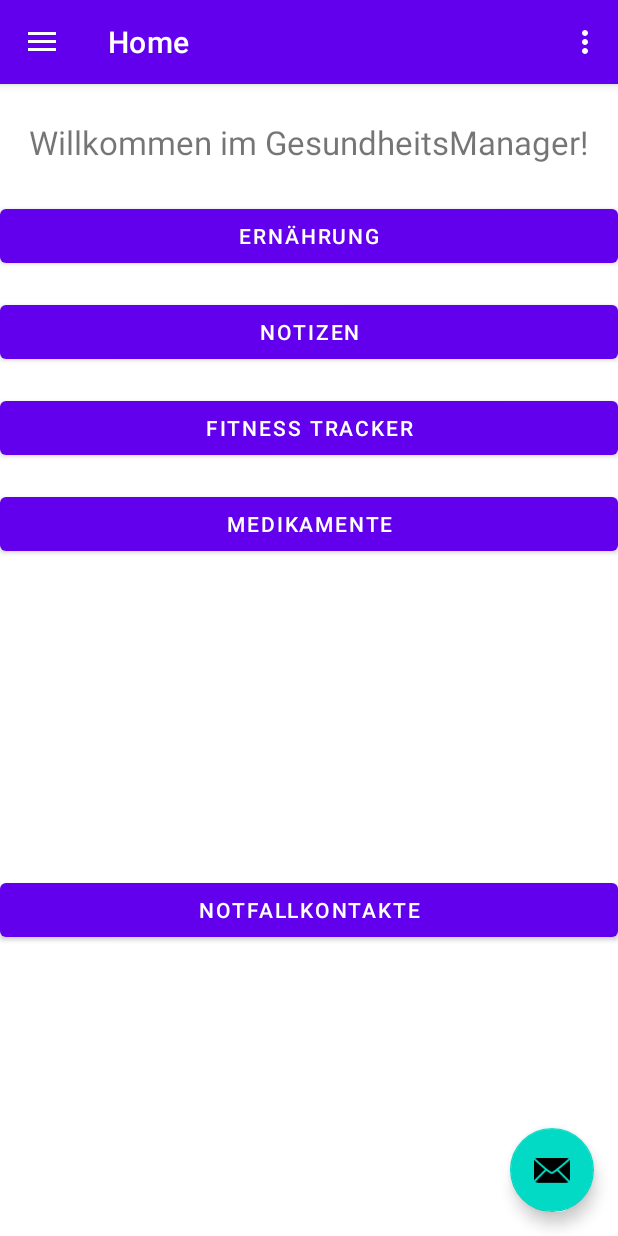
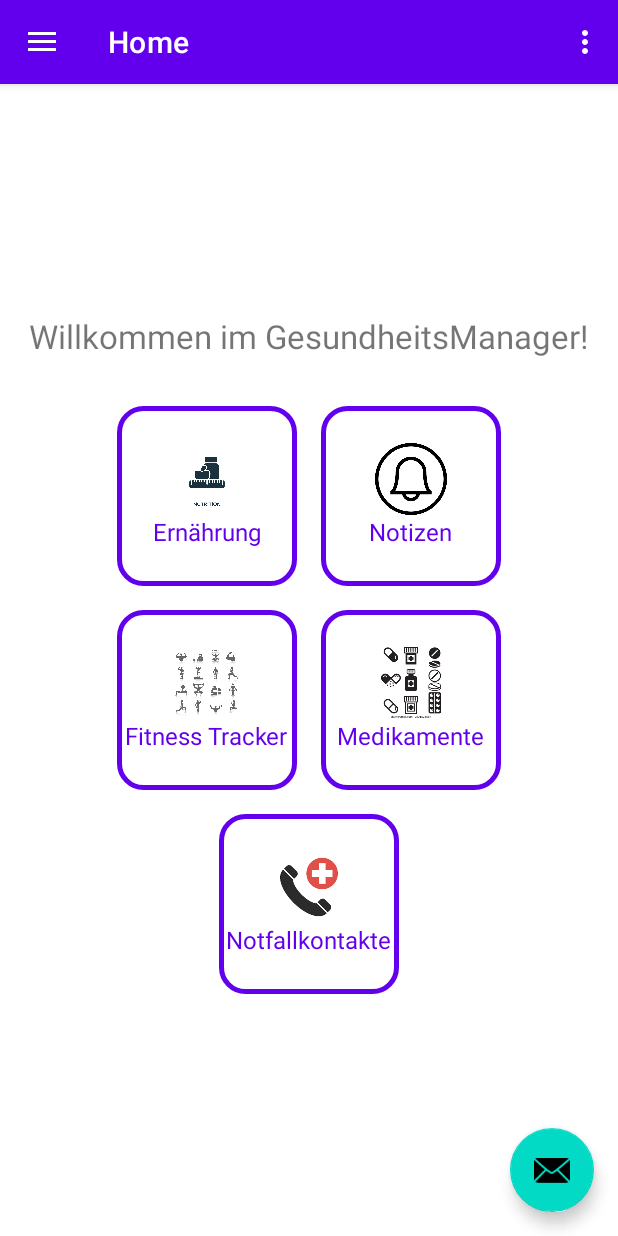
Before and after one commit to Ksarwat/GesundheitsManager-App-repo, an Android app: the screen it shows after launch (MainActivity), on a phone screen of 412 x 824 dp. Run offline under Robolectric (Android 15) with nearby library versions, the phone set to English and light mode, and no system bars; our stand-ins replace navigation-ui.

Commit message:
Add pictures for home

```diff
--- /dev/null
+++ b/app/src/main/res/drawable/button_outline_purple.xml
@@ -0,0 +1,5 @@
+<shape xmlns:android="http://schemas.android.com/apk/res/android">
+    <solid android:color="@android:color/white"/>
+    <corners android:radius="16dp"/>
+    <stroke android:width="3dp" android:color="@color/design_default_color_primary"/>
+</shape>
--- a/app/src/main/res/layout/fragment_home.xml
+++ b/app/src/main/res/layout/fragment_home.xml
@@ -1,73 +1,148 @@
 <?xml version="1.0" encoding="utf-8"?>
-<androidx.constraintlayout.widget.ConstraintLayout xmlns:android="http://schemas.android.com/apk/res/android"
+<LinearLayout xmlns:android="http://schemas.android.com/apk/res/android"
     xmlns:app="http://schemas.android.com/apk/res-auto"
     xmlns:tools="http://schemas.android.com/tools"
     android:layout_width="match_parent"
     android:layout_height="match_parent"
+    android:orientation="vertical"
+    android:gravity="center"
+    android:padding="16dp"
     tools:context=".ui.home.HomeFragment">
 
     <TextView
         android:id="@+id/text_home"
         android:layout_width="match_parent"
         android:layout_height="wrap_content"
-        android:layout_marginStart="8dp"
-        android:layout_marginTop="24dp"
-        android:layout_marginEnd="8dp"
         android:textAlignment="center"
         android:textSize="22sp"
         android:text="Willkommen im GesundheitsManager!"
-        app:layout_constraintTop_toTopOf="parent"
-        app:layout_constraintStart_toStartOf="parent"
-        app:layout_constraintEnd_toEndOf="parent" />
+        android:layout_marginBottom="24dp" />
 
-    <Button
+    <LinearLayout
+        android:layout_width="match_parent"
+        android:layout_height="wrap_content"
+        android:orientation="vertical"
+        android:gravity="center_horizontal">
+
+        <LinearLayout
+            android:layout_width="match_parent"
+            android:layout_height="wrap_content"
+            android:orientation="horizontal"
+            android:gravity="center">
+            <LinearLayout
+                android:layout_width="120dp"
+                android:layout_height="120dp"
+                android:orientation="vertical"
+                android:gravity="center"
+                android:background="@drawable/button_outline_purple"
+                android:layout_margin="8dp">
+                <ImageView
+                    android:layout_width="48dp"
+                    android:layout_height="48dp"
+                    android:src="@drawable/ic_food"/>
+                <TextView
                     android:id="@+id/buttonErnaehrung"
-        android:layout_width="0dp"
+                    android:layout_width="wrap_content"
                     android:layout_height="wrap_content"
                     android:text="Ernährung"
-        app:layout_constraintTop_toBottomOf="@id/text_home"
-        app:layout_constraintStart_toStartOf="parent"
-        app:layout_constraintEnd_toEndOf="parent"
-        android:layout_marginTop="24dp" />
-
-    <Button
+                    android:textColor="@color/design_default_color_primary"
+                    android:textSize="16sp"
+                    android:gravity="center"/>
+            </LinearLayout>
+            <LinearLayout
+                android:layout_width="120dp"
+                android:layout_height="120dp"
+                android:orientation="vertical"
+                android:gravity="center"
+                android:background="@drawable/button_outline_purple"
+                android:layout_margin="8dp">
+                <ImageView
+                    android:layout_width="48dp"
+                    android:layout_height="48dp"
+                    android:src="@drawable/ic_note"/>
+                <TextView
                     android:id="@+id/buttonNotizen"
-        android:layout_width="0dp"
+                    android:layout_width="wrap_content"
                     android:layout_height="wrap_content"
                     android:text="Notizen"
-        app:layout_constraintTop_toBottomOf="@id/buttonErnaehrung"
-        app:layout_constraintStart_toStartOf="parent"
-        app:layout_constraintEnd_toEndOf="parent"
-        android:layout_marginTop="16dp" />
+                    android:textColor="@color/design_default_color_primary"
+                    android:textSize="16sp"
+                    android:gravity="center"/>
+            </LinearLayout>
+        </LinearLayout>
 
-    <Button
+        <LinearLayout
+            android:layout_width="match_parent"
+            android:layout_height="wrap_content"
+            android:orientation="horizontal"
+            android:gravity="center">
+            <LinearLayout
+                android:layout_width="120dp"
+                android:layout_height="120dp"
+                android:orientation="vertical"
+                android:gravity="center"
+                android:background="@drawable/button_outline_purple"
+                android:layout_margin="8dp">
+                <ImageView
+                    android:layout_width="48dp"
+                    android:layout_height="48dp"
+                    android:src="@drawable/ic_fitness"/>
+                <TextView
                     android:id="@+id/buttonFitness"
-        android:layout_width="0dp"
+                    android:layout_width="wrap_content"
                     android:layout_height="wrap_content"
                     android:text="Fitness Tracker"
-        app:layout_constraintTop_toBottomOf="@id/buttonNotizen"
-        app:layout_constraintStart_toStartOf="parent"
-        app:layout_constraintEnd_toEndOf="parent"
-        android:layout_marginTop="16dp" />
-
-    <Button
+                    android:textColor="@color/design_default_color_primary"
+                    android:textSize="16sp"
+                    android:gravity="center"/>
+            </LinearLayout>
+            <LinearLayout
+                android:layout_width="120dp"
+                android:layout_height="120dp"
+                android:orientation="vertical"
+                android:gravity="center"
+                android:background="@drawable/button_outline_purple"
+                android:layout_margin="8dp">
+                <ImageView
+                    android:layout_width="48dp"
+                    android:layout_height="48dp"
+                    android:src="@drawable/ic_med"/>
+                <TextView
                     android:id="@+id/buttonMedikamente"
-        android:layout_width="0dp"
+                    android:layout_width="wrap_content"
                     android:layout_height="wrap_content"
                     android:text="Medikamente"
-        app:layout_constraintTop_toBottomOf="@id/buttonFitness"
-        app:layout_constraintStart_toStartOf="parent"
-        app:layout_constraintEnd_toEndOf="parent"
-        android:layout_marginTop="16dp" />
+                    android:textColor="@color/design_default_color_primary"
+                    android:textSize="16sp"
+                    android:gravity="center"/>
+            </LinearLayout>
+        </LinearLayout>
 
-    <Button
+        <LinearLayout
+            android:layout_width="match_parent"
+            android:layout_height="wrap_content"
+            android:orientation="horizontal"
+            android:gravity="center">
+            <LinearLayout
+                android:layout_width="120dp"
+                android:layout_height="120dp"
+                android:orientation="vertical"
+                android:gravity="center"
+                android:background="@drawable/button_outline_purple"
+                android:layout_margin="8dp">
+                <ImageView
+                    android:layout_width="48dp"
+                    android:layout_height="48dp"
+                    android:src="@drawable/ic_contact"/>
+                <TextView
                     android:id="@+id/buttonNotfallkontakte"
-        android:layout_width="0dp"
+                    android:layout_width="wrap_content"
                     android:layout_height="wrap_content"
                     android:text="Notfallkontakte"
-        app:layout_constraintTop_toBottomOf="@id/buttonMedikamente"
-        app:layout_constraintStart_toStartOf="parent"
-        app:layout_constraintEnd_toEndOf="parent"
-        android:layout_marginTop="16dp"
-        app:layout_constraintBottom_toBottomOf="parent" />
-</androidx.constraintlayout.widget.ConstraintLayout>
+                    android:textColor="@color/design_default_color_primary"
+                    android:textSize="16sp"
+                    android:gravity="center"/>
+            </LinearLayout>
+        </LinearLayout>
+    </LinearLayout>
+</LinearLayout>
```
Also changed, not shown: app/src/main/res/layout/fragment_deadlift_detail.xml (+11 -3 lines), app/src/main/res/layout/fragment_lunge_detail.xml (+11 -3 lines), app/src/main/res/layout/fragment_pullup_detail.xml (+11 -3 lines), app/src/main/res/layout/fragment_pushup_detail.xml (+11 -3 lines), app/src/main/res/layout/fragment_squat_detail.xml (+11 -3 lines), app/src/main/res/drawable/ausfallschrictt.png (added), app/src/main/res/drawable/ic_contact.png (added), app/src/main/res/drawable/ic_fitness.jpg (added), app/src/main/res/drawable/ic_food.jpg (added), app/src/main/res/drawable/ic_med.png (added), app/src/main/res/drawable/ic_note.png (added), app/src/main/res/drawable/klimmzug.png (added), app/src/main/res/drawable/kniebeuge.png (added), app/src/main/res/drawable/kreuzheben.png (added), 1 more files. Lines whose indentation alone changed are shown as unchanged.
